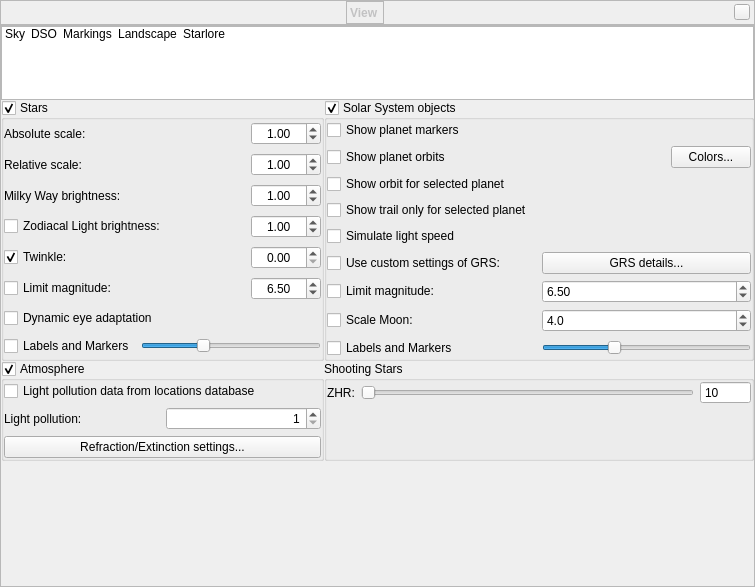
First picture: the form in src/gui/viewDialog.ui, repository 519984307/stellarium_src, before the edit.
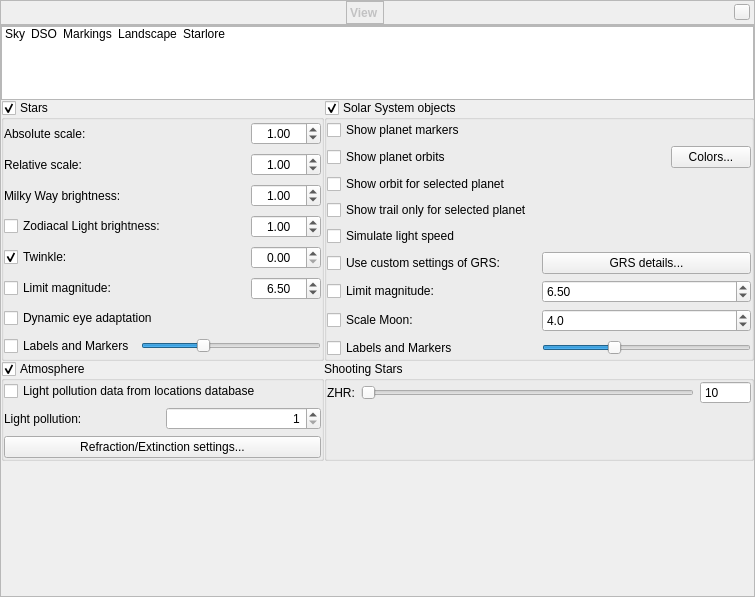
Second picture: the form after the edit. Icons and pictures are not drawn. Custom widgets are drawn as their Qt base class.

Commit message: viewDialog: fixed english string. Else cleanup.

```diff
--- a/src/gui/viewDialog.ui
+++ b/src/gui/viewDialog.ui
@@ -7,7 +7,7 @@
     <x>0</x>
     <y>0</y>
     <width>755</width>
-    <height>587</height>
+    <height>597</height>
    </rect>
   </property>
   <property name="font">
```
Left out of the diff: 6 changed lines with no effect on the pictures. The commit also changes 2 other files.
